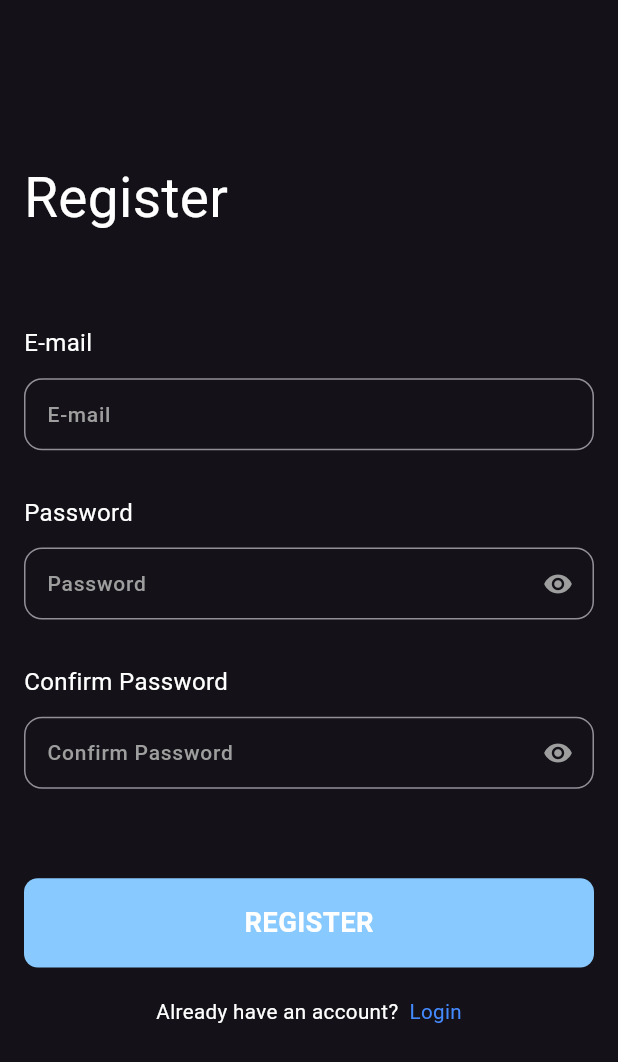
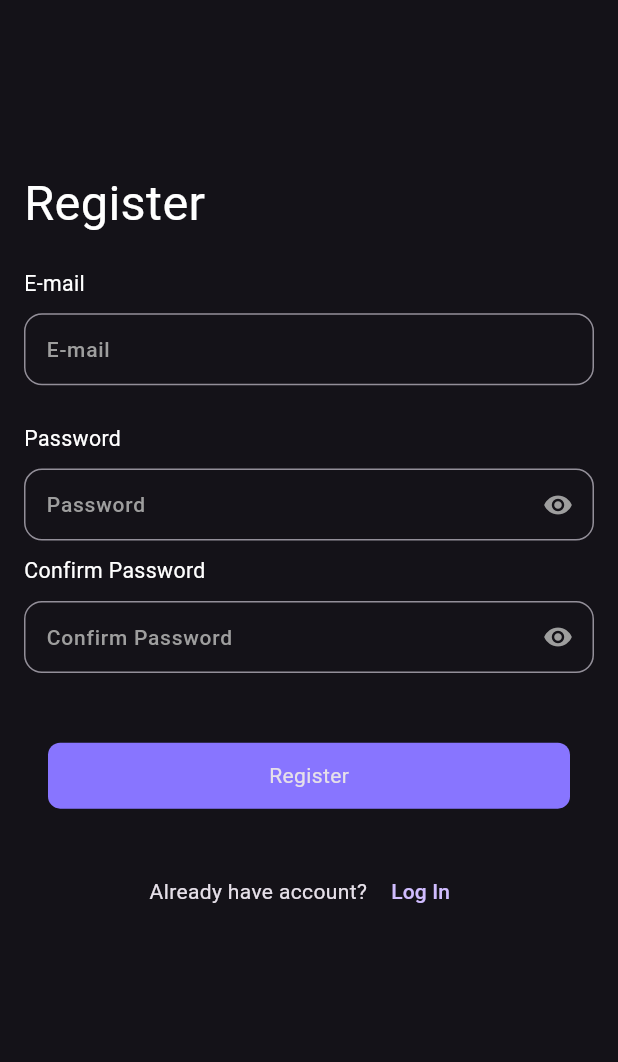
Before and after one commit to Sandeyep/Todo_Flutter, a Flutter app: the RegisterScreen screen opened directly, on a phone screen of 412 x 824 dp. Shown: the top 1062 px of the screen. Run offline on Flutter 3.47's test engine with Material 3 defaults, Android fonts, the phone set to English and light mode, and no system bars; our stand-ins replace firebase_auth, firebase_core, flutter_screenutil, get, introduction_screen, shared_preferences; accounts and stored records are empty.

```diff
--- a/todo_app/lib/feature/register/register_screen.dart
+++ b/todo_app/lib/feature/register/register_screen.dart
@@ -1,33 +1,43 @@
 import 'package:flutter/material.dart';
 import 'package:flutter_screenutil/flutter_screenutil.dart';
+import 'package:get/get.dart';
+import 'package:todo_app/feature/login/controller/login_controller.dart';
 import 'package:todo_app/feature/login/login_screen.dart';
 
 class RegisterScreen extends StatefulWidget {
   const RegisterScreen({super.key});
 
   @override
-  State<RegisterScreen> createState() => _RegisterScreenState();
+  State<RegisterScreen> createState() => RegisterScreenState();
 }
 
-class _RegisterScreenState extends State<RegisterScreen> {
+class RegisterScreenState extends State<RegisterScreen> {
+  var authController = Get.put(LoginController());
   var passwordController = TextEditingController();
+  var confirmpasswordController = TextEditingController();
   var emailController = TextEditingController();
+  final _formKey = GlobalKey<FormState>();
 
   bool isPasswordVisible = false;
+  bool isconfirmPasswordVisible = false;
   @override
   Widget build(BuildContext context) {
     return Scaffold(
       body: Padding(
         padding: const EdgeInsets.all(16.0),
+        child: SingleChildScrollView(
+          child: Form(
+            key: _formKey,
             child: Column(
               crossAxisAlignment: CrossAxisAlignment.start,
+              mainAxisAlignment: MainAxisAlignment.center,
               children: [
-            SizedBox(height: 75.h),
+                SizedBox(height: 95.h),
                 Text(
                   'Register',
                   style: TextStyle(color: Colors.white, fontSize: 32.sp),
                 ),
-            SizedBox(height: 50.h),
+                SizedBox(height: 20.h),
                 Text(
                   'E-mail',
                   style: TextStyle(color: Colors.white, fontSize: 14.sp),
@@ -46,7 +56,10 @@ class _RegisterScreenState extends State<RegisterScreen> {
 
                     errorBorder: OutlineInputBorder(
                       borderRadius: BorderRadius.circular(12.0),
-                  borderSide: const BorderSide(color: Colors.red, width: 1.0),
+                      borderSide: const BorderSide(
+                        color: Colors.red,
+                        width: 1.0,
+                      ),
                     ),
                     border: OutlineInputBorder(
                       borderRadius: BorderRadius.circular(12),
@@ -66,9 +79,6 @@ class _RegisterScreenState extends State<RegisterScreen> {
                   keyboardType: TextInputType.visiblePassword,
                 ),
                 SizedBox(height: 25.h),
-
-
-//Password Field -------------------------------------------------
                 Text(
                   'Password',
                   style: TextStyle(color: Colors.white, fontSize: 14.sp),
@@ -88,7 +98,9 @@ class _RegisterScreenState extends State<RegisterScreen> {
                     ),
                     suffixIcon: IconButton(
                       icon: Icon(
-                    isPasswordVisible ? Icons.visibility_off : Icons.visibility,
+                        isPasswordVisible
+                            ? Icons.visibility_off
+                            : Icons.visibility,
                         color: Colors.grey,
                         size: 20,
                       ),
@@ -100,7 +112,10 @@ class _RegisterScreenState extends State<RegisterScreen> {
                     ),
                     errorBorder: OutlineInputBorder(
                       borderRadius: BorderRadius.circular(12.0),
-                  borderSide: const BorderSide(color: Colors.red, width: 1.0),
+                      borderSide: const BorderSide(
+                        color: Colors.red,
+                        width: 1.0,
+                      ),
                     ),
                     border: OutlineInputBorder(
                       borderRadius: BorderRadius.circular(12),
@@ -119,17 +134,17 @@ class _RegisterScreenState extends State<RegisterScreen> {
                   },
                   keyboardType: TextInputType.visiblePassword,
                 ),
-            SizedBox(height: 25.h),
+                SizedBox(height: 10.h),
 
-//Confirm Password Input-------------------------------------------------
                 Text(
                   'Confirm Password',
                   style: TextStyle(color: Colors.white, fontSize: 14.sp),
                 ),
                 SizedBox(height: 10.h),
+
                 TextFormField(
-              controller: passwordController,
-              obscureText: isPasswordVisible,
+                  controller: confirmpasswordController,
+                  obscureText: isconfirmPasswordVisible,
                   decoration: InputDecoration(
                     hintText: "Confirm Password",
                     hintStyle: const TextStyle(
@@ -140,19 +155,24 @@ class _RegisterScreenState extends State<RegisterScreen> {
                     ),
                     suffixIcon: IconButton(
                       icon: Icon(
-                    isPasswordVisible ? Icons.visibility_off : Icons.visibility,
+                        isconfirmPasswordVisible
+                            ? Icons.visibility_off
+                            : Icons.visibility,
                         color: Colors.grey,
                         size: 20,
                       ),
                       onPressed: () {
                         setState(() {
-                      isPasswordVisible = !isPasswordVisible;
+                          isconfirmPasswordVisible = !isconfirmPasswordVisible;
                         });
                       },
                     ),
                     errorBorder: OutlineInputBorder(
                       borderRadius: BorderRadius.circular(12.0),
-                  borderSide: const BorderSide(color: Colors.red, width: 1.0),
+                      borderSide: const BorderSide(
+                        color: Colors.red,
+                        width: 1.0,
+                      ),
                     ),
                     border: OutlineInputBorder(
                       borderRadius: BorderRadius.circular(12),
@@ -171,75 +191,61 @@ class _RegisterScreenState extends State<RegisterScreen> {
                   },
                   keyboardType: TextInputType.visiblePassword,
                 ),
-
-
-// Register Button -----------------------------------------------------------------
-            SizedBox(height: 50.h),
+                SizedBox(height: 30.h),
                 GestureDetector(
-              onTap: () {
-                Navigator.of(context).pushAndRemoveUntil(
-                  MaterialPageRoute(builder: (_) => const RegisterScreen()),
-                  (route) => false,
+                  onTap:
+                      authController.isloading.value
+                          ? null
+                          : () async {
+                            if (_formKey.currentState!.validate()) {
+                              await authController.register(
+                                emailController.text.trim(),
+                                confirmpasswordController.text.trim(),
                               );
+                            }
                           },
                   child: Container(
-                padding: EdgeInsets.all(14.h),
-                width: double.infinity,
+                    margin: EdgeInsets.all(16),
+                    padding: EdgeInsets.all(12),
+                    width: MediaQuery.of(context).size.width,
                     decoration: BoxDecoration(
-                  color: const Color(0xff88C9FF),
+                      color: Color(0xff8875FF),
                       borderRadius: BorderRadius.circular(8.r),
                     ),
                     child: Center(
-                  child: Text(
-                    'REGISTER',
-                    style: TextStyle(
-                      color: Colors.white,
-                      fontSize: 16.sp,
-                      fontWeight: FontWeight.w600,
+                      child: Obx(
+                        () =>
+                            authController.isloading.value
+                                ? CircularProgressIndicator(color: Colors.white)
+                                : Text("Register"),
                       ),
                     ),
                   ),
                 ),
-            ),
-                        SizedBox(height: 16.h),
-
-// Already have an account? Link -------------------------------------------------
+                SizedBox(height: 15.h),
                 Row(
                   mainAxisAlignment: MainAxisAlignment.center,
+                  crossAxisAlignment: CrossAxisAlignment.center,
                   children: [
-                Text(
-                  'Already have an account? ',
-                  style: TextStyle(
-                    color: Colors.white,
-                    fontSize: 12.sp,
-                    fontWeight: FontWeight.w400,
-                  ),
-                ),
-                GestureDetector(
-                  onTap: () {
+                    Text('Already have account? '),
+                    TextButton(
+                      onPressed: () {
                         Navigator.push(
                           context,
                           MaterialPageRoute(
-                        builder: (_) => const LoginScreen(),
-                      ), // Replace with your actual Register screen
+                            builder: (context) => LoginScreen(),
+                          ),
                         );
                       },
-                  child: Text(
-                     ' Login',
-                    style: TextStyle(
-                      color: Colors
-                          .blueAccent, // Use a distinct color to show it's a link
-                      fontSize: 12.sp,
-                      fontWeight: FontWeight.w400,
-                      // decoration: TextDecoration.underline, // Optional underline
-                    ),
-                  ),
+                      child: Text('Log In'),
                     ),
                   ],
                 ),
               ],
             ),
           ),
+        ),
+      ),
     );
   }
 }
--- a/todo_app/lib/main.dart
+++ b/todo_app/lib/main.dart
@@ -1,33 +1,44 @@
+import 'package:firebase_core/firebase_core.dart';
 import 'package:flutter/material.dart';
 import 'package:flutter_screenutil/flutter_screenutil.dart';
+import 'package:get/get.dart';
+import 'package:shared_preferences/shared_preferences.dart';
 import 'package:todo_app/feature/introduction/introduction.dart';
+import 'package:todo_app/feature/login/controller/login_controller.dart';
+import 'package:todo_app/feature/login/login_screen.dart';
+import 'package:todo_app/firebase_options.dart';
 
-void main() {
-  runApp(const MainApp());
+void main() async {
+  WidgetsFlutterBinding.ensureInitialized();
+  await Firebase.initializeApp(options: DefaultFirebaseOptions.currentPlatform);
+
+  // ✅ Register controller
+  Get.put(LoginController());
+
+  // ✅ Check onboarding status from SharedPreferences
+  final prefs = await SharedPreferences.getInstance();
+  final isFirstTime = prefs.getBool('onBoardingDone') ?? false;
+
+  runApp(MainApp(showOnBoarding: !isFirstTime));
 }
 
-class MainApp extends StatefulWidget {
-  const MainApp({super.key});
+class MainApp extends StatelessWidget {
+  final bool showOnBoarding;
+  const MainApp({super.key, required this.showOnBoarding});
 
-  @override
-  State<MainApp> createState() => _MainAppState();
-}
-
-class _MainAppState extends State<MainApp> {
   @override
   Widget build(BuildContext context) {
     return ScreenUtilInit(
-      designSize: const Size(360, 690),
+      designSize: const Size(375, 812),
       minTextAdapt: true,
       splitScreenMode: true,
-      builder: (_, child) {
-        return MaterialApp(
+      builder: (_,_) {
+        return GetMaterialApp(
           debugShowCheckedModeBanner: false,
           theme: ThemeData.dark(useMaterial3: true),
-          home: child,
+          home: showOnBoarding ? OnBoardingPage() : LoginScreen(),
         );
       },
-      child: OnBoardingPage(),
     );
   }
 }
--- a/todo_app/pubspec.yaml
+++ b/todo_app/pubspec.yaml
@@ -32,6 +32,11 @@ dependencies:
     sdk: flutter
   introduction_screen: ^3.1.17
   flutter_screenutil: ^5.9.3
+  firebase_core: ^3.15.1
+  firebase_auth: ^5.6.2
+  get: ^4.7.2
+  shared_preferences: ^2.5.3
+
 
   # The following adds the Cupertino Icons font to your application.
   # Use with the CupertinoIcons class for iOS style icons.
```
Also changed, not shown: todo_app/lib/feature/introduction/introduction.dart (+9 -4 lines), todo_app/lib/feature/login/controller/login_controller.dart (added, +58 -0 lines), todo_app/lib/feature/login/login_screen.dart (+48 -43 lines), todo_app/firebase.json (added), todo_app/lib/firebase_options.dart (added), todo_app/pubspec.lock, 6 other files. Lines whose indentation alone changed are shown as unchanged.
